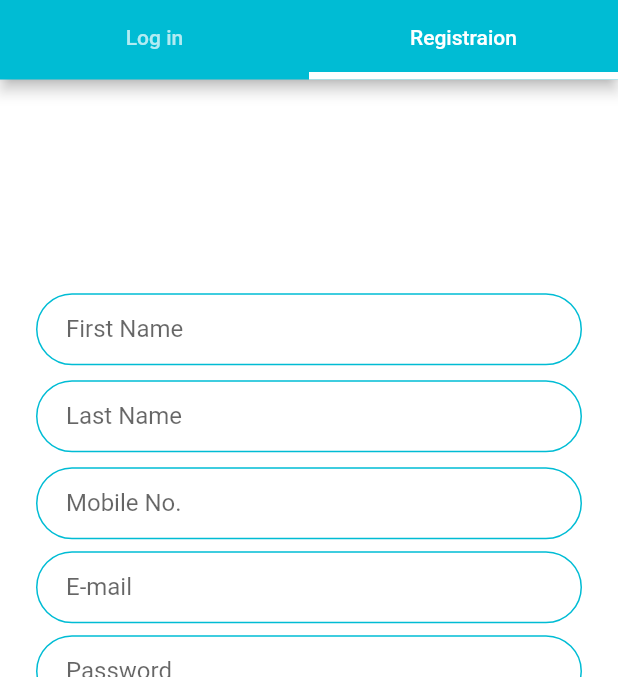
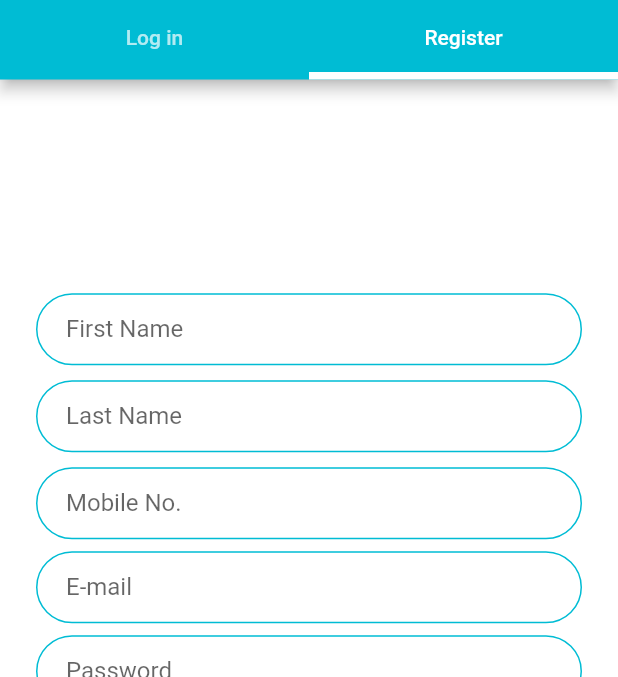
Before and after one commit to rodi2000/Shopping_App_Authentication, a Flutter app: the screen it shows after launch, tab 2 chosen, on a phone screen of 412 x 824 dp, the part 81-758 px from its top. Run offline on Flutter 3.47's test engine with Material 2 defaults, Android fonts, the phone set to English and light mode, and no system bars; our stand-ins replace email_validator, firebase_auth, flutter_spinkit; accounts and stored records are empty.

Commit message:
Update tabview.dart

```diff
--- a/lib/screens/authenticate/tabview.dart
+++ b/lib/screens/authenticate/tabview.dart
@@ -41,7 +41,7 @@ class _TabviewState extends State<Tabview> with SingleTickerProviderStateMixin {
             controller: controller,
             tabs: <Tab>[
               Tab(text: 'Log in',),
-              Tab(text: 'Registraion',)
+              Tab(text: 'Register',)
             ],
           ),
         ),
```
